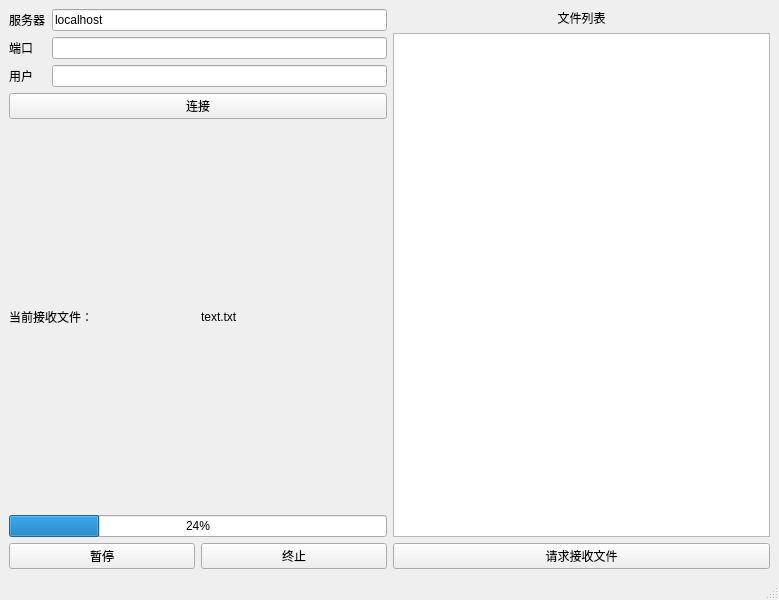
First picture: the form in mainwindow.ui, repository ztmail723/ComputerNetworkProject-Client, before the edit.
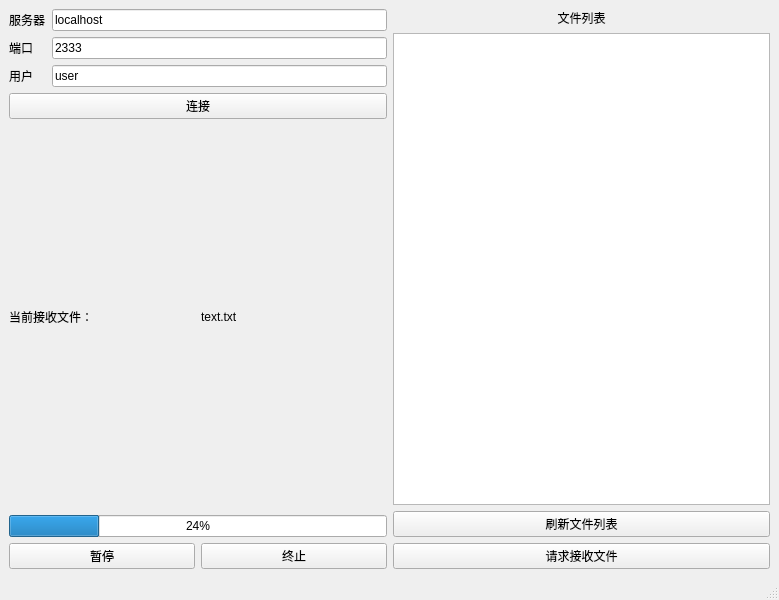
Second picture: the form after the edit.

Patch:
```diff
--- a/mainwindow.ui
+++ b/mainwindow.ui
@@ -32,7 +32,11 @@
        </widget>
       </item>
       <item row="2" column="1">
-       <widget class="QLineEdit" name="lineEdit_User"/>
+       <widget class="QLineEdit" name="lineEdit_User">
+        <property name="text">
+         <string>user</string>
+        </property>
+       </widget>
       </item>
       <item row="2" column="0">
        <widget class="QLabel" name="label_user">
@@ -49,7 +53,11 @@
        </widget>
       </item>
       <item row="1" column="1">
-       <widget class="QLineEdit" name="lineEdit_Port"/>
+       <widget class="QLineEdit" name="lineEdit_Port">
+        <property name="text">
+         <string>2333</string>
+        </property>
+       </widget>
       </item>
       <item row="0" column="0">
        <widget class="QLabel" name="label_server">
@@ -75,6 +83,13 @@
       <item>
        <widget class="QListView" name="fileListView"/>
       </item>
+      <item>
+       <widget class="QPushButton" name="pushButton_refresh">
+        <property name="text">
+         <string>刷新文件列表</string>
+        </property>
+       </widget>
+      </item>
       <item>
        <widget class="QPushButton" name="pushButton_receiveReq">
         <property name="text">
```
Left out of the diff: 78 changed lines with no effect on the pictures.
